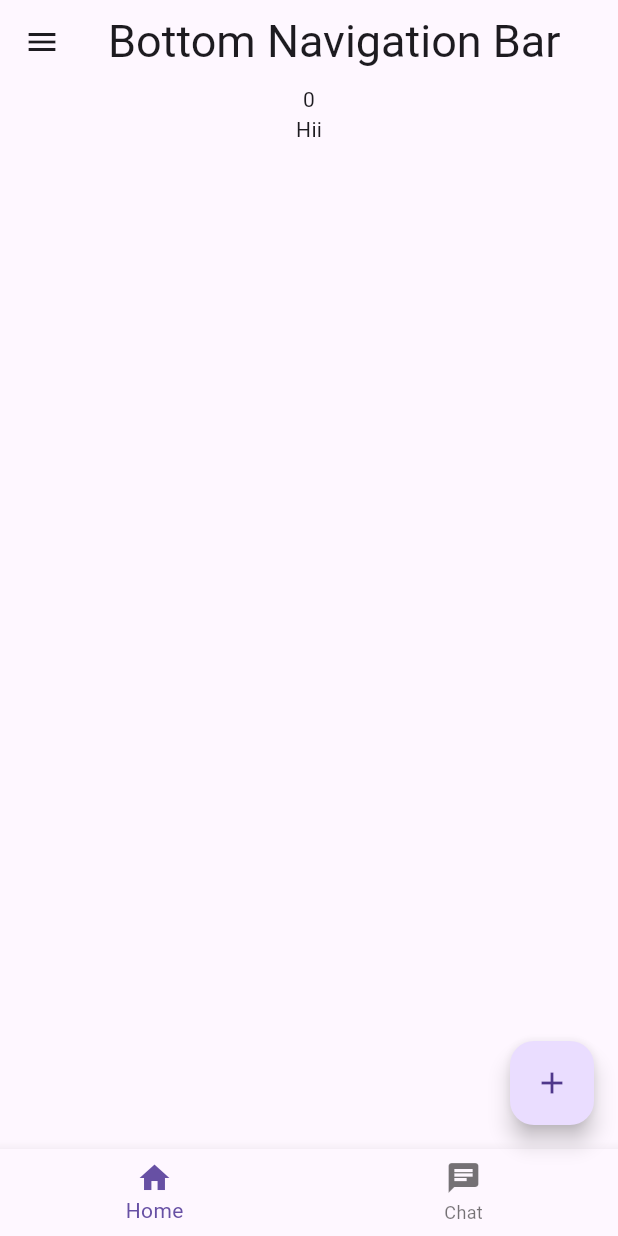
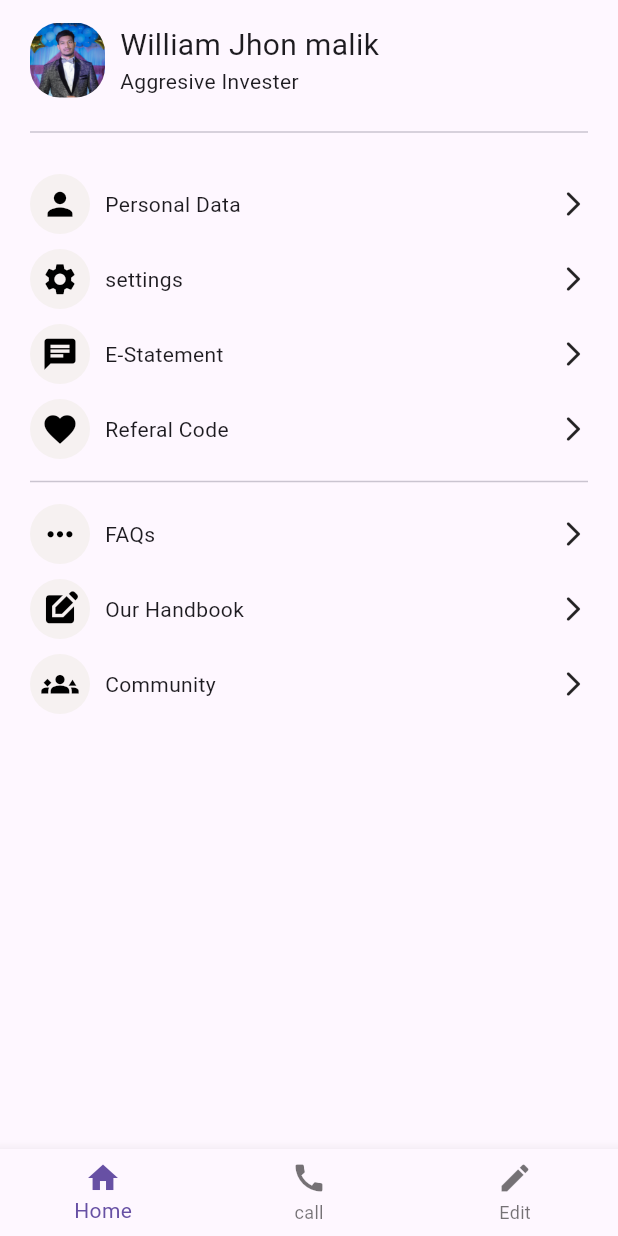
Before and after one commit to Venky2001101/Ride_Koraput, a Flutter app: the screen it shows after launch, on a phone screen of 412 x 824 dp. Run offline on Flutter 3.47's test engine with Material 3 defaults, Android fonts, the phone set to English and light mode, and no system bars.

Commit message:
Add ProfileScreen with navigation and user details

```diff
--- a/lib/main.dart
+++ b/lib/main.dart
@@ -1,6 +1,7 @@
 import 'package:flutter/material.dart';
 import 'package:ride_koraput/screens/dummy_screen.dart';
 import 'package:ride_koraput/screens/home_screen.dart';
+import 'package:ride_koraput/screens/profile_screen.dart';
 
 void main() {
   return runApp(App());
@@ -12,11 +13,11 @@ class App extends StatelessWidget {
   Widget build(BuildContext context) {
     // TODO: implement build
     return MaterialApp(
-      theme: ThemeData.light(),
-      darkTheme: ThemeData.dark(),
+      // theme: ThemeData.light(),
+      // darkTheme: ThemeData.dark(),
       themeMode: ThemeMode.system,
       debugShowCheckedModeBanner: false,
-      home: DummyScreen(),
+      home: ProfileScreen(),
     );
   }
 }
--- /dev/null
+++ b/lib/screens/profile_screen.dart
@@ -0,0 +1,168 @@
+import 'package:flutter/material.dart';
+
+class ProfileScreen extends StatefulWidget {
+  const ProfileScreen({super.key});
+
+  @override
+  State<ProfileScreen> createState() => _ProfileScreenState();
+}
+
+class _ProfileScreenState extends State<ProfileScreen> {
+  int _selectedindex = 0;
+
+  void _onItemTapped(int index) {
+    setState(() {
+      _selectedindex = index;
+    });
+  }
+
+  final widgetList = [ProfilePage(), Container(), Container()];
+
+  @override
+  Widget build(BuildContext context) {
+    return Scaffold(
+      body: widgetList[_selectedindex],
+      bottomNavigationBar: BottomNavigationBar(
+        currentIndex: _selectedindex,
+        onTap: _onItemTapped,
+        items: <BottomNavigationBarItem>[
+          BottomNavigationBarItem(icon: Icon(Icons.home), label: "Home"),
+          BottomNavigationBarItem(icon: Icon(Icons.call), label: "call"),
+          BottomNavigationBarItem(icon: Icon(Icons.edit), label: "Edit"),
+        ],
+      ),
+    );
+  }
+}
+
+class ProfilePage extends StatelessWidget {
+  ProfilePage({super.key});
+
+  final List<Map<String, dynamic>> lists = [
+    {"name": "Personal Data", "icon": Icons.person},
+    {"name": "settings", "icon": Icons.settings},
+    {"name": "E-Statement", "icon": Icons.chat},
+    {"name": "Referal Code", "icon": Icons.favorite},
+  ];
+  final List<Map<String, dynamic>> list2 = [
+    {"name": "FAQs", "icon": Icons.more_horiz},
+    {"name": "Our Handbook", "icon": Icons.edit_square},
+    {"name": "Community", "icon": Icons.groups_3},
+  ];
+
+  @override
+  Widget build(BuildContext context) {
+    return SafeArea(
+      child: Padding(
+        padding: const EdgeInsets.symmetric(horizontal: 20),
+        child: Column(
+          children: [
+            Padding(
+              padding: const EdgeInsets.symmetric(vertical: 15),
+              child: Row(
+                children: [
+                  Container(
+                    width: 50,
+                    height: 50,
+                    padding: EdgeInsets.all(5),
+                    decoration: BoxDecoration(
+                      image: DecorationImage(
+                        alignment: Alignment.topCenter,
+                        fit: BoxFit.cover,
+                        image: AssetImage('assets/profile.jpg'),
+                      ),
+                      borderRadius: BorderRadius.circular(20),
+                    ),
+                    // child: Image.asset('assets/profile.jpg', fit: BoxFit.fill),
+                  ),
+                  SizedBox(width: 10),
+                  Column(
+                    crossAxisAlignment: CrossAxisAlignment.start,
+                    children: [
+                      Text(
+                        "William Jhon malik",
+                        style: TextStyle(fontSize: 20),
+                      ),
+
+                      Text("Aggresive Invester"),
+                    ],
+                  ),
+                ],
+              ),
+            ),
+            Divider(),
+            SizedBox(height: 20),
+            ListView.separated(
+              shrinkWrap: true,
+              itemBuilder: (context, index) {
+                Map<String, dynamic> k = lists[index];
+                return Container(
+                  height: 40,
+                  decoration: BoxDecoration(),
+                  child: Row(
+                    crossAxisAlignment: CrossAxisAlignment.center,
+                    children: [
+                      CircleAvatar(
+                        backgroundColor: const Color.fromARGB(
+                          255,
+                          246,
+                          241,
+                          241,
+                        ),
+                        child: Icon(k["icon"], color: Colors.black, size: 25),
+                      ),
+                      SizedBox(width: 10),
+                      Text(k["name"]),
+                      Spacer(),
+                      Icon(Icons.arrow_forward_ios_rounded, size: 20),
+                    ],
+                  ),
+                );
+              },
+              separatorBuilder: (context, index) {
+                return SizedBox(height: 10);
+              },
+              itemCount: lists.length,
+            ),
+
+            Divider(height: 30),
+
+            ListView.separated(
+              shrinkWrap: true,
+              itemBuilder: (context, index) {
+                Map<String, dynamic> k2 = list2[index];
+                return Container(
+                  height: 40,
+                  decoration: BoxDecoration(),
+                  child: Row(
+                    crossAxisAlignment: CrossAxisAlignment.center,
+                    children: [
+                      CircleAvatar(
+                        backgroundColor: const Color.fromARGB(
+                          255,
+                          246,
+                          241,
+                          241,
+                        ),
+                        child: Icon(k2["icon"], color: Colors.black, size: 25),
+                      ),
+                      SizedBox(height: 10),
+                      SizedBox(width: 10),
+                      Text(k2['name']),
+                      Spacer(),
+                      Icon(Icons.arrow_forward_ios_rounded, size: 20),
+                    ],
+                  ),
+                );
+              },
+              separatorBuilder: (context, index) {
+                return SizedBox(height: 10);
+              },
+              itemCount: list2.length,
+            ),
+          ],
+        ),
+      ),
+    );
+  }
+}
```
